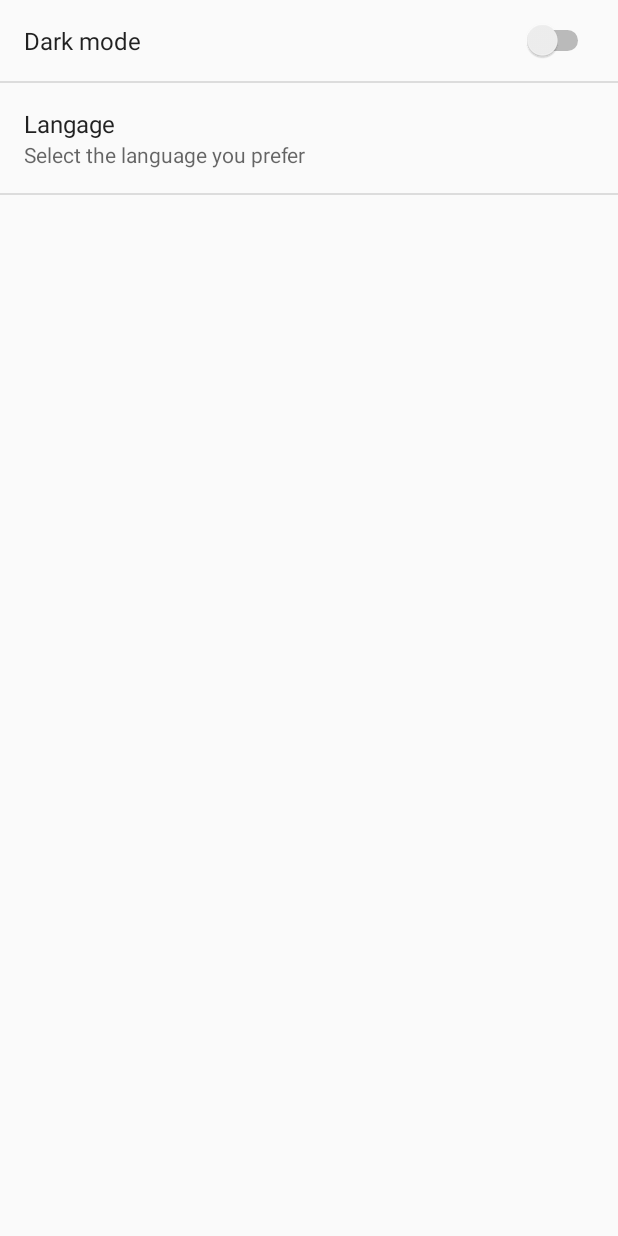
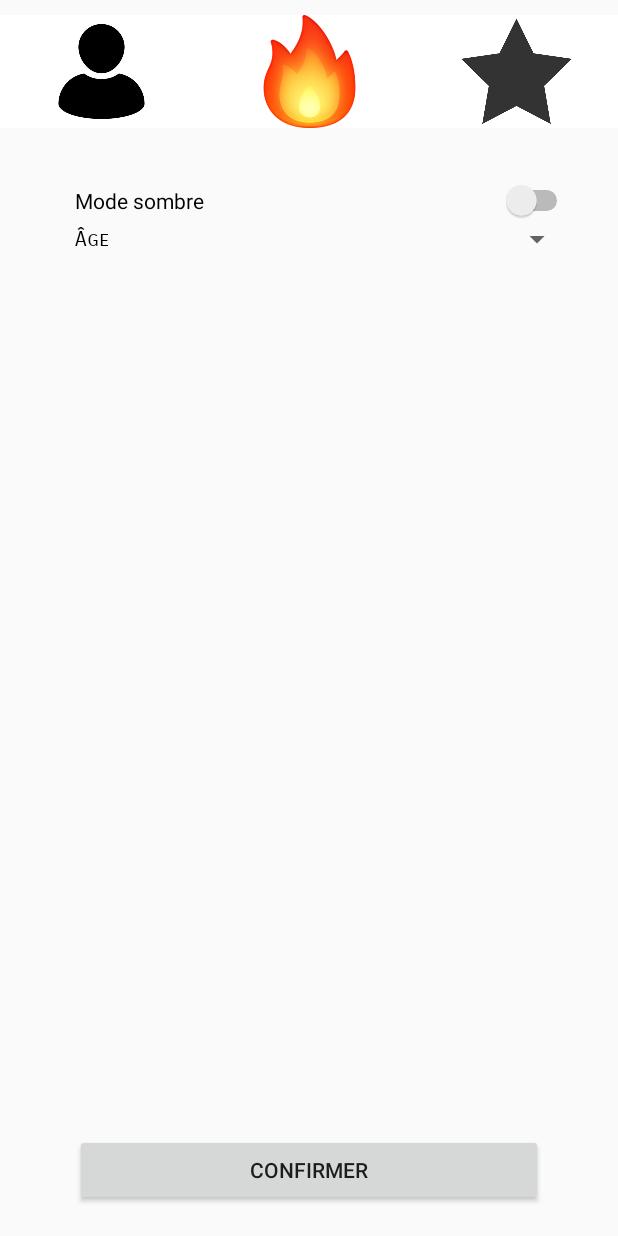
Before and after one commit to EloHello/TP5, an Android app: the AccountInfo screen opened directly, with no data from a screen before it, on a phone screen of 412 x 824 dp. Run offline under Robolectric (Android 15) with nearby library versions, the phone set to English and light mode, and no system bars.

Commit message:
Starting prefs

```diff
--- a/app/build.gradle
+++ b/app/build.gradle
@@ -30,6 +30,7 @@ dependencies {
     implementation "androidx.viewpager:viewpager:1.0.0"
     implementation 'com.squareup.picasso:picasso:2.71828'
     implementation 'androidx.swiperefreshlayout:swiperefreshlayout:1.0.0'
+    implementation 'com.google.android.material:material:1.0.0'
 }
 
 allprojects {
--- a/app/src/main/java/ca/elohello/tp2/AccountInfo.java
+++ b/app/src/main/java/ca/elohello/tp2/AccountInfo.java
@@ -1,14 +1,12 @@
 package ca.elohello.tp2;
 
+import androidx.appcompat.app.ActionBar;
 import androidx.appcompat.app.AppCompatActivity;
 
 import android.annotation.SuppressLint;
+import android.content.Intent;
 import android.os.Bundle;
-import android.preference.ListPreference;
-import android.preference.Preference;
-import android.preference.PreferenceFragment;
-import android.preference.PreferenceManager;
-import android.preference.SwitchPreference;
+import android.view.View;
 import android.widget.ImageButton;
 import android.widget.TextView;
 
@@ -21,38 +19,29 @@ public class AccountInfo extends AppCompatActivity {
     @Override
     protected void onCreate(Bundle savedInstanceState) {
         super.onCreate(savedInstanceState);
-        getFragmentManager().beginTransaction()
-                .replace(android.R.id.content, new MyPreferenceFragment())
-                .commit();
-        PreferenceManager.setDefaultValues(this, R.xml.preferences, false);
+        setContentView(R.layout.account_screen);
 
-        getFragmentManager().beginTransaction().replace(android.R.id.content, new MyPreferenceFragment()).commit();
+        boutonMessages = (ImageButton) findViewById(R.id.messagerie);
+
+        boutonFeu = (ImageButton) findViewById(R.id.feu);
+
+        boutonFeu.setOnClickListener(new View.OnClickListener() {
+            @Override
+            public void onClick(View v) {
+                Intent intent = new Intent(AccountInfo.this, MainPage.class);
+                startActivity(intent);
+            }
+        });
+
+        boutonMessages.setOnClickListener(new View.OnClickListener() {
+            @Override
+            public void onClick(View v) {
+                Intent intent = new Intent(AccountInfo.this, TopImages.class);
+                startActivity(intent);
+            }
+        });
 
     }
 
-    public static class MyPreferenceFragment extends PreferenceFragment {
-        @SuppressLint("ResourceType")
-        @Override
-        public void onCreate(final Bundle savedInstanceState) {
-            super.onCreate(savedInstanceState);
-            addPreferencesFromResource(R.xml.preferences);
 
-            ListPreference listPreference = (ListPreference) findPreference("liste");
-            CharSequence currText = listPreference.getEntry();
-            String currValue = listPreference.getValue();
-
-            final SwitchPreference dark = (SwitchPreference) findPreference("switch_preference_1");
-            dark.setOnPreferenceChangeListener(new Preference.OnPreferenceChangeListener() {
-                @Override
-                public boolean onPreferenceChange(Preference preference, Object o) {
-                    if (dark.isChecked()) {
-                        dark.setChecked(false);
-                    } else {
-                        dark.setChecked(true);
-                    }
-                    return false;
-                }
-            });
-        }
-    }
 }
--- a/app/src/main/res/layout/account_screen.xml
+++ b/app/src/main/res/layout/account_screen.xml
@@ -52,37 +52,54 @@
 
     </RelativeLayout>
 
-    <ImageView
-        android:id="@+id/photoProfilAccount"
-        android:layout_width="200dp"
-        android:layout_height="200dp"
-        android:layout_gravity="center"
-        android:layout_marginTop="75dp"
-        app:srcCompat="@drawable/bonhomme" />
-
-    <TextView
-        android:id="@+id/infoPersonnelle"
+    <LinearLayout
         android:layout_width="match_parent"
         android:layout_height="0dp"
-        android:layout_marginTop="50dp"
         android:layout_weight="1"
-        android:gravity="center" />
+        android:orientation="vertical"
+        android:paddingLeft="50dp"
+        android:paddingTop="20dp"
+        android:paddingRight="30dp">
+
+
+        <Switch
+            android:id="@+id/switch2"
+            android:layout_width="match_parent"
+            android:layout_height="wrap_content"
+            android:text="@string/darkmode" />
+        <RelativeLayout
+            android:layout_width="match_parent"
+            android:layout_height="wrap_content">
+
+            <TextView
+                android:id="@+id/nouveauAge"
+                android:layout_width="wrap_content"
+                android:layout_height="wrap_content"
+                android:layout_centerVertical="true"
+                android:text="@string/age"
+                android:textColor="@color/colorPrimary"
+                app:fontFamily="sans-serif-smallcaps" />
+
+            <Spinner
+                android:id="@+id/spinnerAge"
+                android:layout_width="200dp"
+                android:layout_height="wrap_content"
+                android:layout_alignParentRight="true"
+                android:layout_centerHorizontal="false"
+                android:layout_centerVertical="true" />
+
+        </RelativeLayout>
+
+
+    </LinearLayout>
 
     <Button
-        android:id="@+id/boutonModifInfo"
+        android:id="@+id/button"
         android:layout_width="match_parent"
-        android:layout_height="0dp"
-        android:layout_marginTop="50dp"
-        android:layout_weight="1"
-        android:text="@string/modifInfo" />
-
-    <Button
-        android:id="@+id/boutonModifPhoto"
-        android:layout_width="match_parent"
-        android:layout_height="0dp"
-        android:layout_marginTop="50dp"
-        android:layout_marginBottom="50dp"
-        android:layout_weight="1"
-        android:text="@string/modifPhoto" />
+        android:layout_height="wrap_content"
+        android:layout_marginLeft="50dp"
+        android:layout_marginRight="50dp"
+        android:layout_marginBottom="20dp"
+        android:text="@string/confirmPrefs" />
 
 </LinearLayout>
--- a/app/src/main/res/values/colors.xml
+++ b/app/src/main/res/values/colors.xml
@@ -3,4 +3,6 @@
     <color name="colorPrimary">#000000</color>
     <color name="colorPrimaryDark">#505250</color>
     <color name="colorAccent">#FFFFFF</color>
+    <color name="red">#ff0000</color>
+    <color name="green">#00ff00</color>
 </resources>
--- a/app/src/main/res/values/strings.xml
+++ b/app/src/main/res/values/strings.xml
@@ -17,6 +17,16 @@
     <string name="modifInfo">Modifier les informations</string>
     <string name="modifPhoto">Modifier la photo</string>
 
+    <string name="nointernet" translatable="false">No Internet!</string>
+    <string name="wrongUser">Mauvais identifiants!</string>
+    <string name="serverSideError">Le serveur n\' a pas pu traiter la demande!</string>
+    <string name="requireFields">Veuillez remplir tous les champs</string>
+    <string name="alreadyUser">Le nom d\'utilisateur est déjà utilisé!</string>
+
+    <string name="darkmode">Mode sombre</string>
+
+    <string name="confirmPrefs">Confirmer</string>
+
     <string-array name="listArray">
         <item>Français</item>
         <item>English</item>
--- a/app/src/main/res/xml/preferences.xml
+++ /dev/null
@@ -1,16 +0,0 @@
-<?xml version="1.0" encoding="utf-8"?>
-<PreferenceScreen xmlns:android="http://schemas.android.com/apk/res/android">
-
-    <SwitchPreference
-        android:defaultValue="false"
-        android:key="switch_preference_1"
-        android:title="Dark mode" />
-    <ListPreference
-        android:defaultValue="1"
-        android:entries="@array/listArray"
-        android:entryValues="@array/listValues"
-        android:key="liste"
-        android:summary="Select the language you prefer"
-        android:title="Langage" />
-
-</PreferenceScreen>
```
Also changed, not shown: app/src/main/java/ca/elohello/tp2/CreateAccount.java (+24 -7 lines), app/src/main/java/ca/elohello/tp2/MainActivity.java (+19 -4 lines), app/src/main/java/ca/elohello/tp2/PrefManager.java (added, +88 -0 lines), 1 other file.
